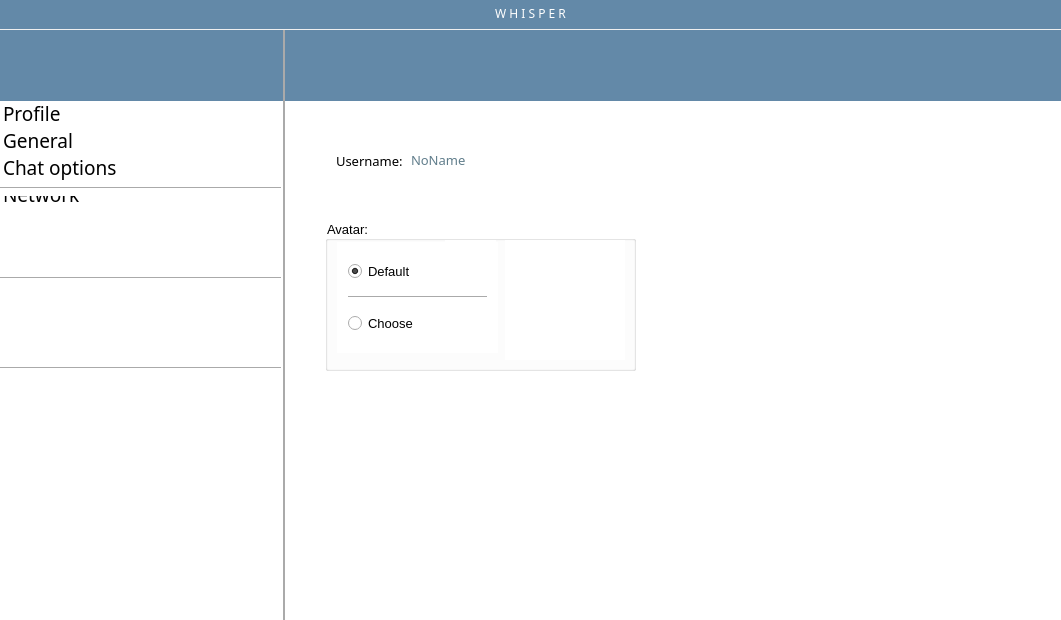
The window that Client/client.ui (a-mkrv/Chat) describes before a commit, drawn with Qt 5.
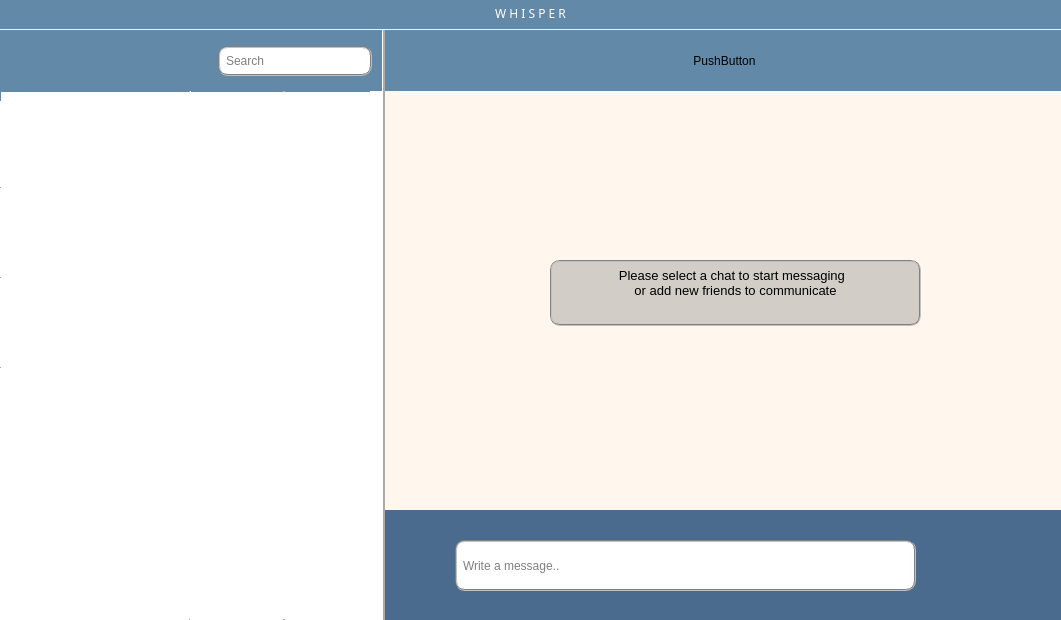
The same window after the commit. The open tabs and pages were chosen to show the change. Icons and pictures are not drawn.

Patch:
```diff
--- a/Client/client.ui
+++ b/Client/client.ui
@@ -678,7 +678,7 @@
       <string notr="true">background-color: rgb(255, 255, 255);</string>
      </property>
      <property name="currentIndex">
-      <number>1</number>
+      <number>0</number>
      </property>
      <widget class="QWidget" name="page">
       <widget class="QGroupBox" name="groupBox">
@@ -1440,6 +1440,23 @@
      <bool>false</bool>
     </property>
    </widget>
+   <widget class="QPushButton" name="pushButton_6">
+    <property name="geometry">
+     <rect>
+      <x>384</x>
+      <y>30</y>
+      <width>681</width>
+      <height>61</height>
+     </rect>
+    </property>
+    <property name="text">
+     <string>PushButton</string>
+    </property>
+    <property name="flat">
+     <bool>true</bool>
+    </property>
+   </widget>
+   <zorder>widget_2</zorder>
    <zorder>line</zorder>
    <zorder>userList</zorder>
    <zorder>background_inder_list</zorder>
@@ -1454,9 +1471,9 @@
    <zorder>pushButton_4</zorder>
    <zorder>pushButton_5</zorder>
    <zorder>textBrowser</zorder>
-   <zorder>stackedWidget_2</zorder>
    <zorder>search_label</zorder>
-   <zorder>widget_2</zorder>
+   <zorder>pushButton_6</zorder>
+   <zorder>stackedWidget_2</zorder>
   </widget>
   <action name="actionShowHideWindow">
    <property name="text">
```
